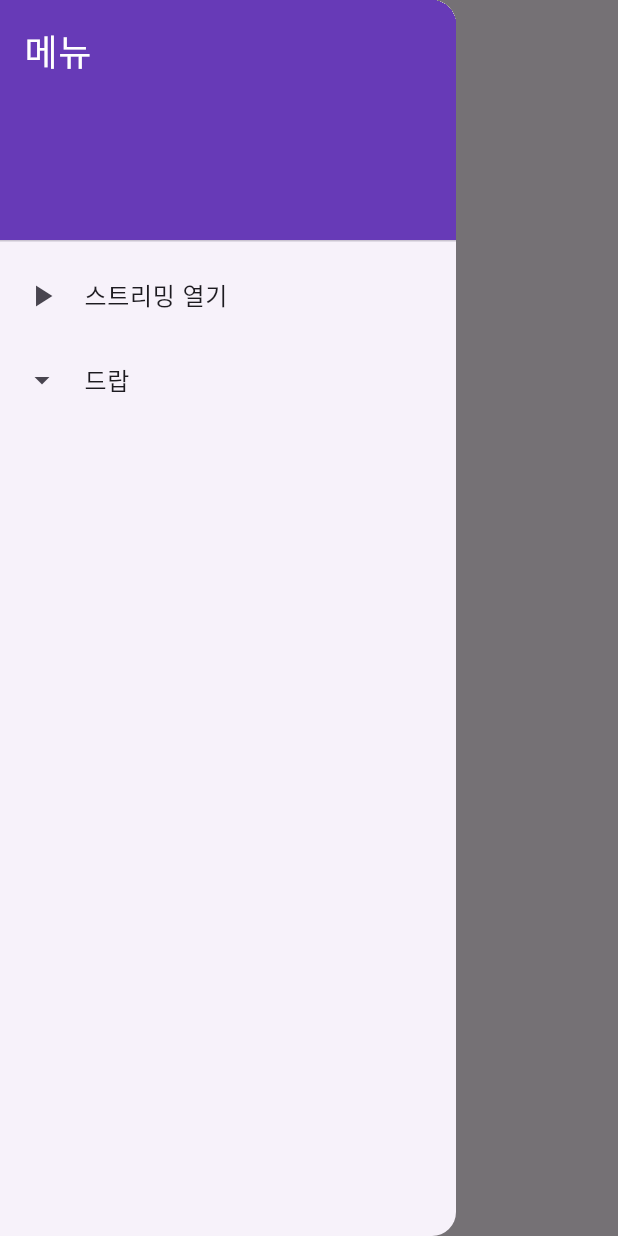
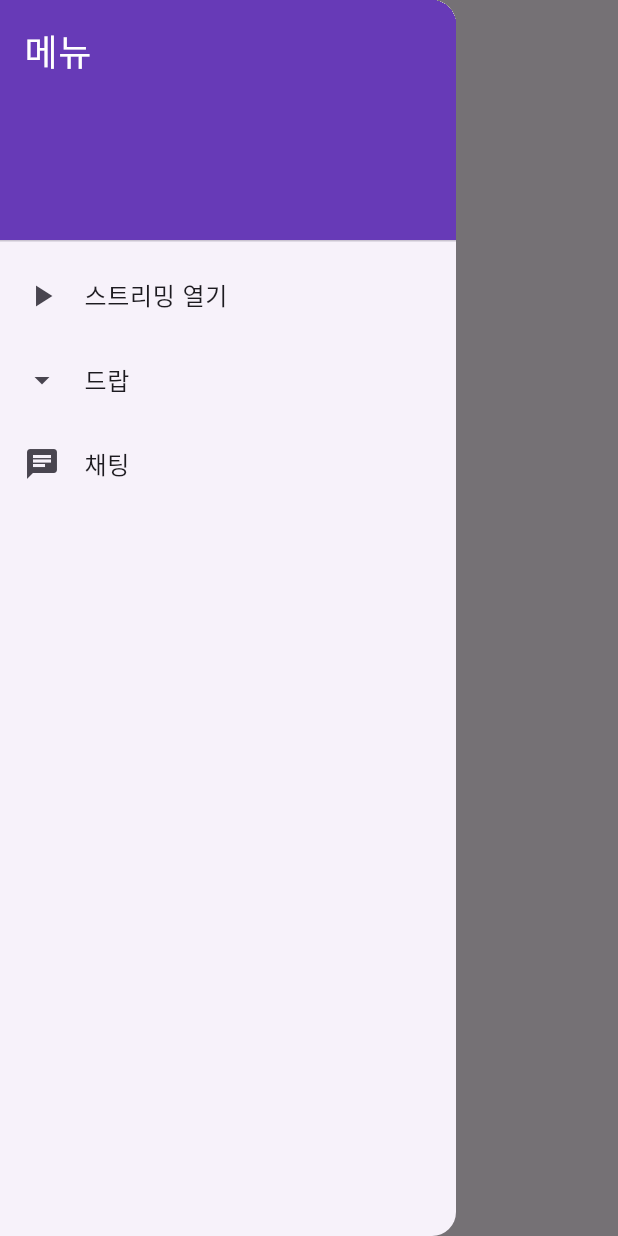
Before and after one commit to BarrelZebra2149/muse_mate, a Flutter app: the screen it shows after launch, with the side drawer open, on a phone screen of 412 x 824 dp. Run offline on Flutter 3.47's test engine with Material 3 defaults, Android fonts, the phone set to English and light mode, and no system bars; our stand-ins replace cloud_firestore, firebase_auth, firebase_core; accounts and stored records are empty; generated files the repository leaves out were written again; network calls fail.

Commit message:
채팅 화면이 main app에서 보일 수 있도록 수정

```diff
--- a/lib/app/chat_app.dart
+++ b/lib/app/chat_app.dart
@@ -2,8 +2,8 @@ import 'package:flutter/material.dart';
 import 'package:firebase_auth/firebase_auth.dart';
 import 'package:muse_mate/screen/chat_screen.dart';
 
-class MyChatApp extends StatelessWidget {
-  const MyChatApp({super.key});
+class ChatApp extends StatelessWidget {
+  const ChatApp({super.key});
 
   @override
   Widget build(BuildContext context) {
@@ -32,17 +32,6 @@ class MyChatApp extends StatelessWidget {
   }
 }
 
-Future<User?> signInAnonymously() async {
-  try {
-    UserCredential userCredential = await FirebaseAuth.instance
-        .signInAnonymously();
-    return userCredential.user;
-  } catch (e) {
-    print('Error signing in anonymously: $e');
-    return null;
-  }
-}
-
 class ErrorApp extends StatelessWidget {
   const ErrorApp({super.key});
 
--- a/lib/app/main_app.dart
+++ b/lib/app/main_app.dart
@@ -1,6 +1,7 @@
 import 'package:flutter/material.dart';
 import 'package:muse_mate/screen/drop_music_screen.dart';
 import 'package:muse_mate/screen/open_streaming_screen.dart';
+import 'package:muse_mate/app/chat_app.dart';
 
 class MainApp extends StatefulWidget {
   const MainApp({super.key});
@@ -24,18 +25,18 @@ class MyHomePage extends StatefulWidget {
 }
 
 class _MyHomePageState extends State<MyHomePage> {
-  void _openStreaming() {
-    Navigator.push(
-      context,
-      MaterialPageRoute(builder: (context) => const OpenStreaming()),
-    );
-  }
+  final List<Map<String, dynamic>> _menuItems = [
+    {
+      'icon': Icons.play_arrow,
+      'title': '스트리밍 열기',
+      'screen': const OpenStreaming(),
+    },
+    {'icon': Icons.arrow_drop_down, 'title': '드랍', 'screen': const DropMusic()},
+    {'icon': Icons.chat, 'title': '채팅', 'screen': const ChatApp()},
+  ];
 
-  void _openDropMenu() {
-    Navigator.push(
-      context,
-      MaterialPageRoute(builder: (context) => const DropMusic()),
-    );
+  void _navigateToScreen(Widget screen) {
+    Navigator.push(context, MaterialPageRoute(builder: (context) => screen));
   }
 
   @override
@@ -52,21 +53,15 @@ class _MyHomePageState extends State<MyHomePage> {
                 style: TextStyle(color: Colors.white, fontSize: 24),
               ),
             ),
-            ListTile(
-              leading: const Icon(Icons.play_arrow),
-              title: const Text('스트리밍 열기'),
-              onTap: () {
-                Navigator.pop(context);
-                _openStreaming();
-              },
-            ),
-            ListTile(
-              leading: const Icon(Icons.arrow_drop_down),
-              title: const Text('드랍'),
-              onTap: () {
-                Navigator.pop(context);
-                _openDropMenu();
-              },
+            ..._menuItems.map(
+              (item) => ListTile(
+                leading: Icon(item['icon']),
+                title: Text(item['title']),
+                onTap: () {
+                  Navigator.pop(context);
+                  _navigateToScreen(item['screen']);
+                },
+              ),
             ),
           ],
         ),
```
Also changed, not shown: lib/main.dart (+13 -0 lines).
